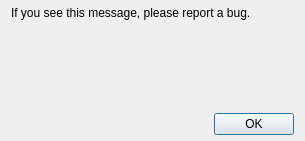
stewartadam/fwbackups, file data/ui/choosePrograms.ui: the form before one commit.
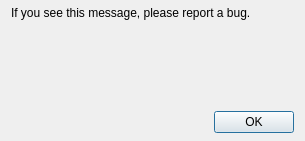
The form after the commit.

What changed in the file:
```diff
--- a/data/ui/choosePrograms.ui
+++ b/data/ui/choosePrograms.ui
@@ -21,7 +21,7 @@
     <number>6</number>
    </property>
    <property name="bottomMargin">
-    <number>6</number>
+    <number>8</number>
    </property>
    <item>
     <widget class="QLabel" name="instructionalLabel">
```
Left out of the diff: 2 changed lines with no effect on the pictures.
